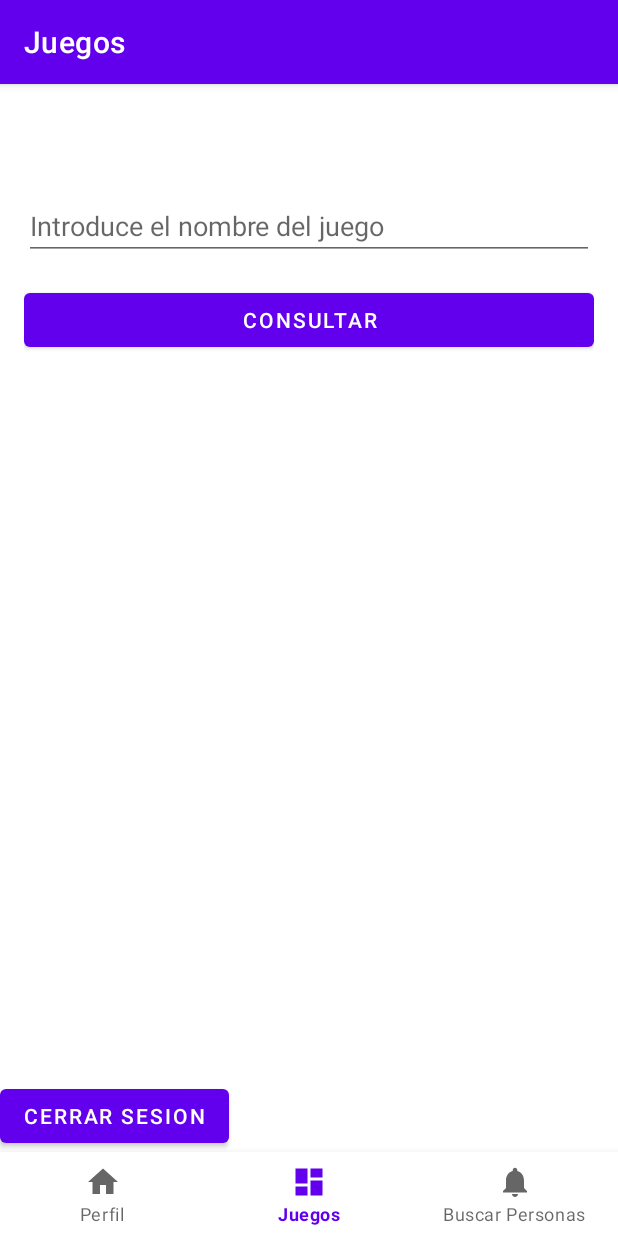
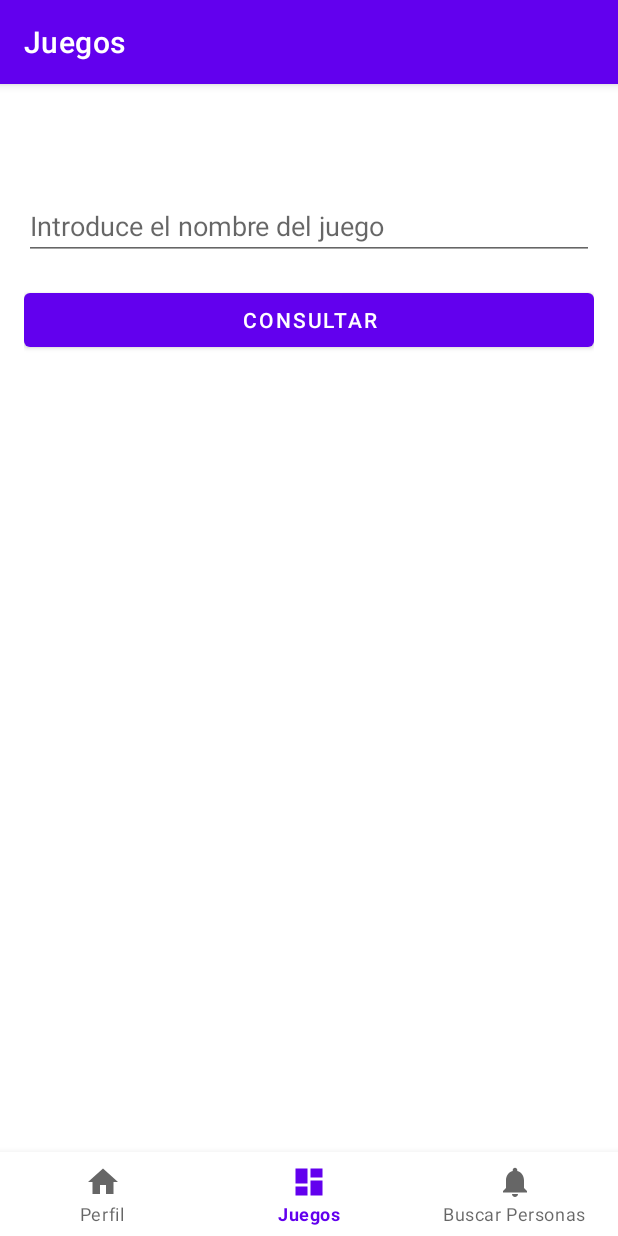
Before and after one commit to Josephvf10/TFC_LDJ, an Android app: the screen it shows after launch once a user with an empty profile is signed in (MainActivity), item 2 of the bottom bar chosen, on a phone screen of 412 x 824 dp. Run offline under Robolectric (Android 15) with nearby library versions, the phone set to English and light mode, and no system bars; our stand-ins replace Firebase (no records; nobody signed in at launch, a user with empty details on screens opened directly), navigation-ui.

```diff
--- a/Proyectotfc/app/src/main/res/layout/activity_main.xml
+++ b/Proyectotfc/app/src/main/res/layout/activity_main.xml
@@ -30,22 +30,4 @@
         app:layout_constraintTop_toTopOf="parent"
         app:navGraph="@navigation/mobile_navigation" />
 
-
-    <TextView
-        android:id="@+id/tvNombre"
-        android:layout_width="match_parent"
-        android:layout_height="wrap_content"
-        app:layout_constraintTop_toTopOf="@id/nav_host_fragment_activity_main"
-        android:textSize="24sp"
-    />
-
-    <Button
-        android:id="@+id/btnCerrarSesion"
-        android:layout_width="wrap_content"
-        android:layout_height="wrap_content"
-        android:text="@string/btn_cerrar_sesion"
-        app:layout_constraintBottom_toTopOf="@id/nav_view"
-        app:layout_constraintLeft_toLeftOf="parent"
-        />
-
 </androidx.constraintlayout.widget.ConstraintLayout>
```
